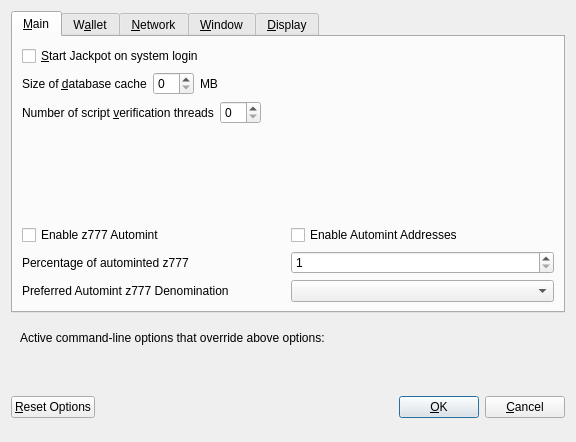
First picture: the form in src/qt/forms/optionsdialog.ui, repository decenomy/DSW, before the edit.
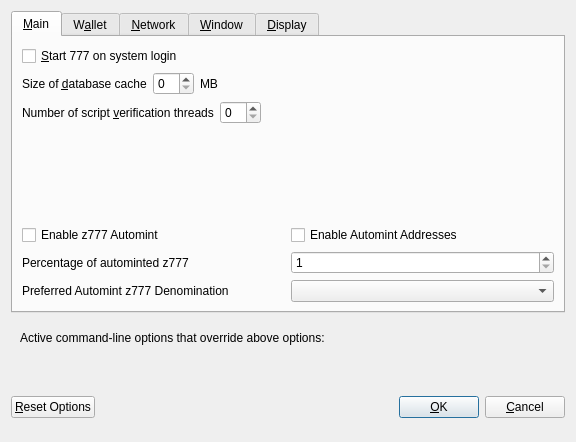
Second picture: the form after the edit. Custom widgets are drawn as their Qt base class.

Commit message: Label Jackpot replaced by the ticker 777 where it should appear. Only changes in UI, still.

```diff
--- a/src/qt/forms/optionsdialog.ui
+++ b/src/qt/forms/optionsdialog.ui
@@ -33,7 +33,7 @@
           <string>Automatically start Jackpot after logging in to the system.</string>
          </property>
          <property name="text">
-          <string>&amp;Start Jackpot on system login</string>
+          <string>&amp;Start 777 on system login</string>
          </property>
         </widget>
        </item>
```
Left out of the diff: 8 changed lines with no effect on the pictures. The commit also changes 10 other files.
